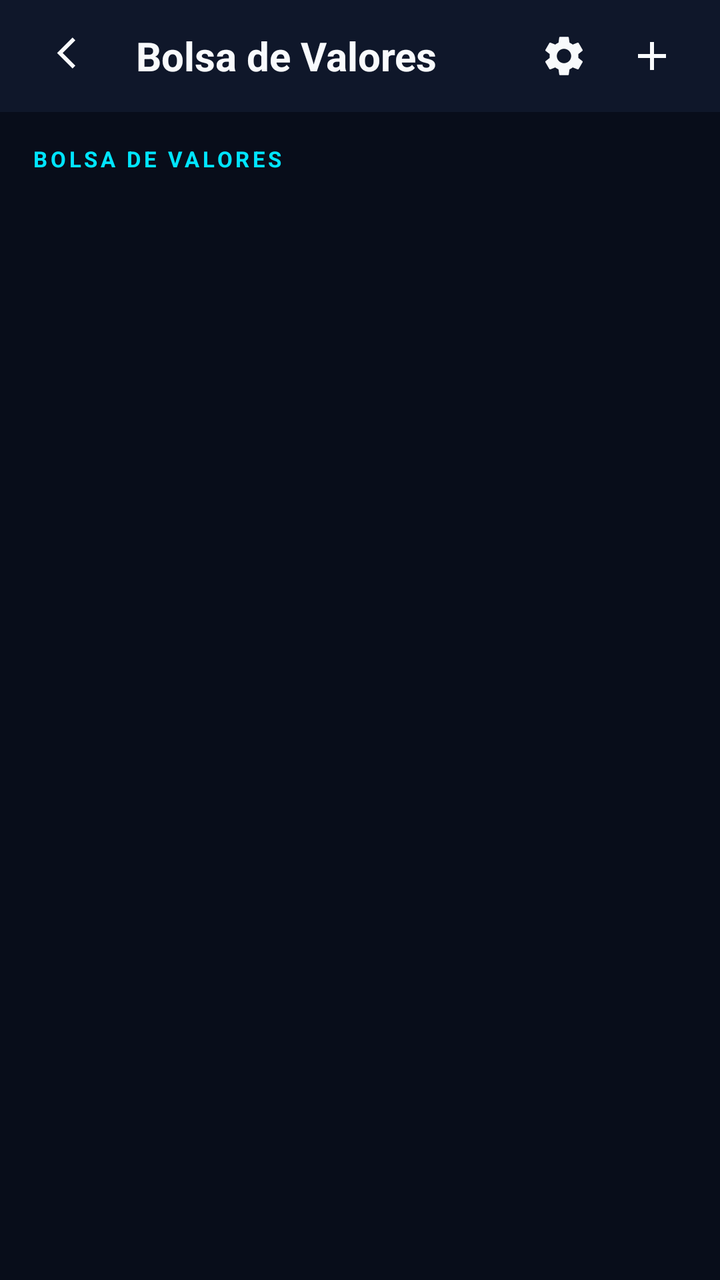
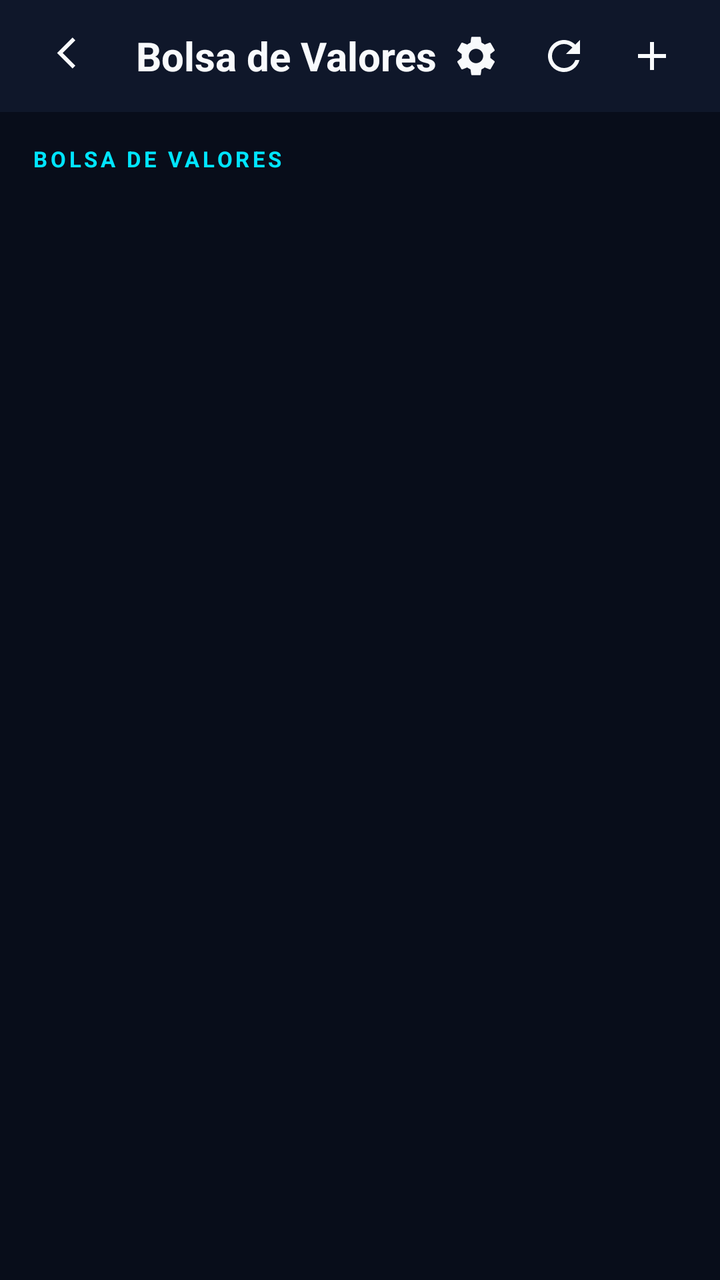

The first picture is an Android layout as it rendered before a commit; the second is the same layout after the commit. The layout source and the unified diff follow.
<!-- AndroidManifest.xml: application theme AppTheme -->
<!-- res/layout/activity_stock_market.xml -->
<?xml version="1.0" encoding="utf-8"?>
<LinearLayout xmlns:android="http://schemas.android.com/apk/res/android"
    xmlns:app="http://schemas.android.com/apk/res-auto"
    android:layout_width="match_parent"
    android:layout_height="match_parent"
    android:orientation="vertical"
    android:background="?attr/foggBgPrimary">

    
    <LinearLayout
        android:layout_width="match_parent"
        android:layout_height="?attr/actionBarSize"
        android:gravity="center_vertical"
        android:orientation="horizontal"
        android:paddingStart="16dp"
        android:paddingEnd="16dp"
        android:background="?attr/foggBgSurface">

        <ImageView
            android:id="@+id/btnBack"
            android:layout_width="36dp"
            android:layout_height="36dp"
            android:background="?attr/selectableItemBackgroundBorderless"
            android:padding="6dp"
            android:src="@drawable/ic_back"
            app:tint="?attr/foggTextPrimary"
            android:contentDescription="@string/fogg_back"/>

        <TextView
            android:layout_width="0dp"
            android:layout_height="wrap_content"
            android:layout_weight="1"
            android:layout_marginStart="16dp"
            android:text="@string/stock_title"
            android:textColor="?attr/foggTextPrimary"
            android:textSize="20sp"
            android:textStyle="bold" />

        <ImageView
            android:id="@+id/btnColorMode"
            android:layout_width="36dp"
            android:layout_height="36dp"
            android:background="?attr/selectableItemBackgroundBorderless"
            android:padding="6dp"
            android:src="@drawable/ic_settings"
            app:tint="?attr/foggTextPrimary"
            android:contentDescription="@string/stock_color_mode"/>

        <ImageView
            android:id="@+id/btnAddStock"
            android:layout_width="36dp"
            android:layout_height="36dp"
            android:layout_marginStart="8dp"
            android:background="?attr/selectableItemBackgroundBorderless"
            android:padding="6dp"
            android:src="@drawable/ic_add"
            app:tint="?attr/foggTextPrimary"
            android:contentDescription="@string/stock_add"/>
    </LinearLayout>

    <ScrollView
        android:layout_width="match_parent"
        android:layout_height="match_parent"
        android:fillViewport="true">

        <LinearLayout
            android:layout_width="match_parent"
            android:layout_height="wrap_content"
            android:orientation="vertical"
            android:padding="16dp">

            <TextView
                style="?attr/foggSectionHeaderStyle"
                android:text="@string/stock_title" />

            
            <LinearLayout
                android:id="@+id/containerStocks"
                style="?attr/foggGroupStyle"
                android:layout_width="match_parent"
                android:layout_height="wrap_content"
                android:orientation="vertical"/>

            <TextView
                android:id="@+id/txtEmptyStocks"
                android:layout_width="match_parent"
                android:layout_height="wrap_content"
                android:gravity="center"
                android:padding="24dp"
                android:text="@string/stock_empty"
                android:textColor="?attr/foggTextMuted"
                android:textSize="14sp"
                android:visibility="gone"/>

        </LinearLayout>
    </ScrollView>
</LinearLayout>
<!-- resources referenced by this layout -->
<resources>
  <string name="fogg_back">Atrás</string>
  <string name="stock_add">Añadir acción</string>
  <string name="stock_color_mode">Modo de color</string>
  <string name="stock_empty">No hay acciones añadidas</string>
  <string name="stock_title">Bolsa de Valores</string>
  <style name="AppTheme" parent="Theme.Fogg.Midnight" />
  <color name="mid_bg">#080D1A</color>
  <color name="mid_surface">#0F172A</color>
  <color name="mid_card">#141F36</color>
  <color name="mid_card_end">#0D1527</color>
  <color name="mid_elevated">#1E293B</color>
  <color name="mid_dialog">#141F36</color>
  <color name="mid_accent">#00E5FF</color>
  <color name="mid_accent_dark">#00B4D8</color>
  <color name="mid_accent_secondary">#10B981</color>
  <color name="mid_accent_glow">#3300E5FF</color>
  <color name="mid_on_accent">#04121A</color>
  <color name="mid_text">#F8FAFC</color>
  <color name="mid_text_secondary">#94A3B8</color>
  <color name="mid_text_muted">#475569</color>
  <color name="mid_divider">#1E293B</color>
  <color name="mid_border">#3300E5FF</color>
  <color name="mid_track">#1E293B</color>
  <color name="mid_ripple">#3300E5FF</color>
  <color name="mid_nav_inactive">#475569</color>
  <color name="mid_steps">#00E5FF</color>
  <color name="mid_heart">#FF4757</color>
  <color name="mid_calories">#FFA502</color>
  <color name="mid_sleep">#818CF8</color>
  <color name="mid_distance">#10B981</color>
  <color name="mid_spo2">#38BDF8</color>
  <color name="mid_stress">#34D399</color>
  <color name="mid_bp">#FF6B81</color>
  <color name="mid_sleep_deep">#4C5BD4</color>
  <color name="mid_sleep_light">#00E5FF</color>
  <color name="mid_sleep_rem">#A855F7</color>
  <color name="mid_sleep_awake">#475569</color>
  <style name="FoggText.Hud.MetricValue" parent="FoggText">
          <item name="android:fontFamily">sans-serif-medium</item>
          <item name="android:textSize">30sp</item>
          <item name="android:letterSpacing">-0.01</item>
      </style>
  <style name="FoggText.Hud.MetricInline" parent="FoggText">
          <item name="android:fontFamily">sans-serif-medium</item>
          <item name="android:textSize">20sp</item>
          <item name="android:letterSpacing">-0.02</item>
      </style>
  <style name="FoggText.Hud.Body" parent="FoggText">
          <item name="android:textSize">14sp</item>
          <item name="android:textColor">?attr/foggTextSecondary</item>
      </style>
  <style name="FoggText.Hud.RowLabel" parent="FoggText">
          <item name="android:fontFamily">sans-serif-condensed</item>
          <item name="android:textSize">15sp</item>
          <item name="android:letterSpacing">0.01</item>
      </style>
  <style name="FoggText.Hud.Caption" parent="FoggText">
          <item name="android:textSize">11sp</item>
          <item name="android:letterSpacing">0.05</item>
          <item name="android:textColor">?attr/foggTextMuted</item>
      </style>
  <color name="fogg_success">#34D399</color>
  <color name="fogg_warning">#F0883E</color>
  <color name="fogg_danger">#F85149</color>
  <style name="Fogg.Button.Ghost" parent="Fogg.Button.Primary">
          <item name="android:background">@drawable/bg_fogg_button_ghost</item>
          <item name="android:textColor">?attr/foggAccent</item>
      </style>
  <style name="FoggText" parent="TextAppearance.MaterialComponents.Body2">
          <item name="android:textColor">?attr/foggTextPrimary</item>
      </style>
  <style name="Fogg.Dialog.Shape" parent="">
          <item name="cornerFamily">rounded</item>
          <item name="cornerSize">?attr/foggRadiusCard</item>
      </style>
  <style name="Fogg.Dialog.Button" parent="Widget.AppCompat.Button.ButtonBar.AlertDialog">
          <item name="android:textColor">?attr/foggAccent</item>
          <item name="android:textAppearance">?attr/foggTextButton</item>
      </style>
</resources>

<!-- the commit's change to res/layout/activity_stock_market.xml (unified diff, before → after) -->
@@ -45,6 +45,17 @@
             android:src="@drawable/ic_settings"
             app:tint="?attr/foggTextPrimary"
             android:contentDescription="@string/stock_color_mode"/>
+
+        <ImageView
+            android:id="@+id/btnRefreshStocks"
+            android:layout_width="36dp"
+            android:layout_height="36dp"
+            android:layout_marginStart="8dp"
+            android:background="?attr/selectableItemBackgroundBorderless"
+            android:padding="6dp"
+            android:src="@drawable/ic_refresh"
+            app:tint="?attr/foggTextPrimary"
+            android:contentDescription="@string/stock_refresh"/>
 
         <ImageView
             android:id="@+id/btnAddStock"
<!-- resource entries referenced after the edit -->
@@ -4,6 +4,7 @@
   <string name="stock_add">Añadir acción</string>
   <string name="stock_color_mode">Modo de color</string>
   <string name="stock_empty">No hay acciones añadidas</string>
+  <string name="stock_refresh">Actualizar cotizaciones</string>
   <string name="stock_title">Bolsa de Valores</string>
   <style name="AppTheme" parent="Theme.Fogg.Midnight" />
   <color name="mid_bg">#080D1A</color>
